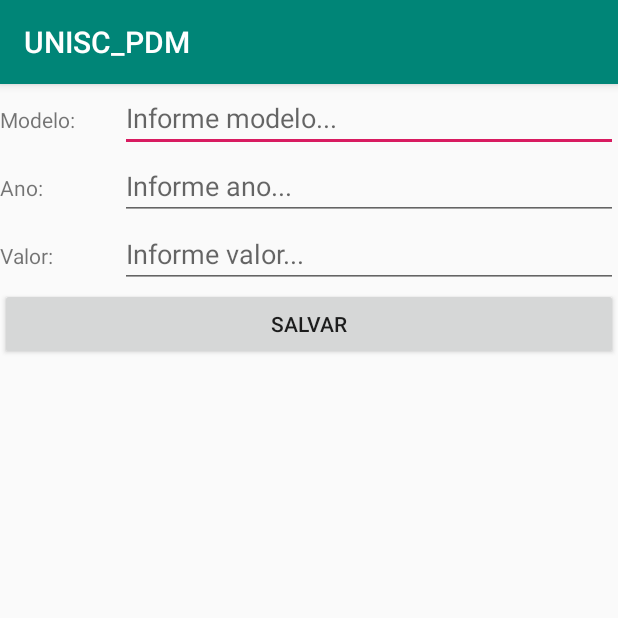
After one commit to fhorn-fhorn/UNISC_PDM, an Android app: the Aula9AddActivity screen opened directly, with no data from a screen before it, on a phone screen of 412 x 824 dp, the top half of it. The commit adds this screen. Run offline under Robolectric (Android 15) with nearby library versions, the phone set to English and light mode, and no system bars.

```diff
--- a/app/src/main/AndroidManifest.xml
+++ b/app/src/main/AndroidManifest.xml
@@ -14,7 +14,11 @@
         android:roundIcon="@mipmap/ic_launcher_round"
         android:supportsRtl="true"
         android:theme="@style/AppTheme">
-        <activity android:name=".Aula8CEPActivity"></activity>
+        <activity android:name=".Aula9LoginActivity"></activity>
+        <activity android:name=".Aula9UpdateDeleteActivity" />
+        <activity android:name=".Aula9AddActivity" />
+        <activity android:name=".Aula9MainActivity" />
+        <activity android:name=".Aula8CEPActivity" />
         <activity android:name=".DesafioMainActivity" />
         <activity android:name=".RevisaoProvaIDadosAlunosActivity" />
         <activity android:name=".RevisaoProvaIMainActivity" />
--- /dev/null
+++ b/app/src/main/java/com/m35725/unisc_pdm/Aula9AddActivity.java
@@ -0,0 +1,54 @@
+package com.m35725.unisc_pdm;
+
+import androidx.appcompat.app.AppCompatActivity;
+
+import android.content.ContentValues;
+import android.database.sqlite.SQLiteDatabase;
+import android.os.Bundle;
+import android.view.View;
+import android.widget.EditText;
+import android.widget.Toast;
+
+public class Aula9AddActivity extends AppCompatActivity {
+
+    private DatabaseHelper helper;
+    private EditText edtTextModelo, edtTextAno, edtTextValor;
+
+    @Override
+    protected void onCreate(Bundle savedInstanceState) {
+        super.onCreate(savedInstanceState);
+        setContentView(R.layout.activity_aula9_add);
+
+        edtTextModelo= (EditText) findViewById(R.id.EdtViewAula9AddModelo);
+        edtTextAno= (EditText) findViewById(R.id.EdtViewAula9AddAno);
+        edtTextValor= (EditText) findViewById(R.id.EdtViewAula9AddValor);
+
+        helper= new DatabaseHelper(this);
+
+    }
+
+    @Override
+    protected void onDestroy(){
+        helper.close();
+        super.onDestroy();
+    }
+
+    public void btnAula9AddSalvarOnClick(View view) {
+        SQLiteDatabase db= helper.getWritableDatabase();
+        ContentValues values= new ContentValues();
+        values.put("modelo", edtTextModelo.getText().toString());
+        values.put("ano", edtTextAno.getText().toString());
+        values.put("valor", Double.parseDouble(edtTextValor.getText().toString()));
+        long resultado= db.insert("carro", null, values);
+        if( resultado != -1 ){
+            Toast.makeText(this, "Registro salvo com sucesso (id:" +
+                    String.valueOf(resultado) + ").", Toast.LENGTH_SHORT).show();
+            edtTextModelo.setText(null);
+            edtTextAno.setText(null);
+            edtTextValor.setText(null);
+        }else{
+            Toast.makeText(this, "Erro ao salvar registro!",
+                    Toast.LENGTH_SHORT).show();
+        }
+    }
+}
--- /dev/null
+++ b/app/src/main/java/com/m35725/unisc_pdm/DatabaseHelper.java
@@ -0,0 +1,26 @@
+package com.m35725.unisc_pdm;
+
+import android.content.Context;
+import android.database.sqlite.SQLiteDatabase;
+import android.database.sqlite.SQLiteOpenHelper;
+
+public class DatabaseHelper extends SQLiteOpenHelper {
+
+    private static final String NOME_BANCO_DADOS = "Aula9_Revenda";
+    private static int VERSAO = 1;
+
+    public DatabaseHelper(Context context){
+        super(context, NOME_BANCO_DADOS, null, VERSAO);
+    }
+
+    @Override
+    public void onCreate(SQLiteDatabase db){
+        db.execSQL("CREATE TABLE carro (id INTEGER PRIMARY KEY AUTOINCREMENT NOT NULL, modelo TEXT, ano TEXT, valor DOUBLE);");
+    }
+
+    @Override
+    public void onUpgrade(SQLiteDatabase db, int oldVersion, int newVersion){
+        db.execSQL("DROP TABLE IF EXISTS carro");
+    }
+
+}
--- /dev/null
+++ b/app/src/main/res/layout/activity_aula9_add.xml
@@ -0,0 +1,72 @@
+<?xml version="1.0" encoding="utf-8"?>
+<LinearLayout xmlns:android="http://schemas.android.com/apk/res/android"
+    xmlns:app="http://schemas.android.com/apk/res-auto"
+    xmlns:tools="http://schemas.android.com/tools"
+    android:layout_width="match_parent"
+    android:layout_height="match_parent"
+    android:orientation="vertical"
+    tools:context=".Aula9AddActivity">
+
+    <LinearLayout
+        android:layout_width="match_parent"
+        android:layout_height="wrap_content"
+        android:orientation="horizontal"
+        >
+        <TextView
+            android:layout_width="80dp"
+            android:layout_height="wrap_content"
+            android:text="@string/TxtViewAula9AddModelo"
+            />
+        <EditText
+            android:layout_width="match_parent"
+            android:layout_height="wrap_content"
+            android:hint="@string/EdtViewAula9AddModelo"
+            android:id="@+id/EdtViewAula9AddModelo"
+            />
+    </LinearLayout>
+
+    <LinearLayout
+        android:layout_width="match_parent"
+        android:layout_height="wrap_content"
+        android:orientation="horizontal"
+        >
+        <TextView
+            android:layout_width="80dp"
+            android:layout_height="wrap_content"
+            android:text="@string/TxtViewAula9AddAno"
+            />
+        <EditText
+            android:layout_width="match_parent"
+            android:layout_height="wrap_content"
+            android:hint="@string/EdtViewAula9AddAno"
+            android:id="@+id/EdtViewAula9AddAno"
+            />
+    </LinearLayout>
+
+    <LinearLayout
+        android:layout_width="match_parent"
+        android:layout_height="wrap_content"
+        android:orientation="horizontal"
+        >
+        <TextView
+            android:layout_width="80dp"
+            android:layout_height="wrap_content"
+            android:text="@string/TxtViewAula9AddValor"
+            />
+        <EditText
+            android:layout_width="match_parent"
+            android:layout_height="wrap_content"
+            android:hint="@string/EdtViewAula9AddValor"
+            android:id="@+id/EdtViewAula9AddValor"
+            />
+    </LinearLayout>
+
+    <Button
+        android:layout_width="match_parent"
+        android:layout_height="wrap_content"
+        android:text="@string/btnAula9AddSalvar"
+        android:id="@+id/btnAula9AddSalvar"
+        android:onClick="btnAula9AddSalvarOnClick"
+        />
+
+</LinearLayout>
--- a/app/src/main/res/values/strings.xml
+++ b/app/src/main/res/values/strings.xml
@@ -93,4 +93,32 @@
     <string name="txtViewAula8MediaPontosOrvalho">Média ponto orvalho:</string>
     <string name="txtViewAula8MediaPressao">Média pressão:</string>
 
+    <string name="TxtViewAula9Ano">Ano:</string>
+    <string name="EdtViewAula9Ano">2018</string>
+    <string name="btnAula9Buscar">BUSCAR</string>
+    <string name="btnAula9Adicionar">ADICIONAR</string>
+
+    <string name="TxtViewAula9AddModelo">Modelo:</string>
+    <string name="EdtViewAula9AddModelo">Informe modelo...</string>
+    <string name="TxtViewAula9AddAno">Ano:</string>
+    <string name="EdtViewAula9AddAno">Informe ano...</string>
+    <string name="TxtViewAula9AddValor">Valor:</string>
+    <string name="EdtViewAula9AddValor">Informe valor...</string>
+    <string name="btnAula9AddSalvar">SALVAR</string>
+
+    <string name="TxtViewAula9UpdateDeleteModelo">Modelo:</string>
+    <string name="EdtViewAula9UpdateDeleteModelo">Informe modelo...</string>
+    <string name="TxtViewAula9UpdateDeleteAno">Ano:</string>
+    <string name="EdtViewAula9UpdateDeleteAno">Informe ano...</string>
+    <string name="TxtViewAula9UpdateDeleteValor">Valor:</string>
+    <string name="EdtViewAula9UpdateDeleteValor">Informe valor...</string>
+    <string name="btnAula9UpdateDeleteExcluir">EXCLUIR</string>
+    <string name="btnAula9UpdateDeleteAtualizar">ATUALIZAR</string>
+
+    <string name="txtViewAula9LoginUsuario">Usuário:</string>
+    <string name="edtTextAula9LoginUsuario">Informe usuário...</string>
+    <string name="txtViewAula9LoginSenha">Senha:</string>
+    <string name="edtTextAula9LoginSenha">Informe senha...</string>
+    <string name="btnAula9Login">LOGIN</string>
+
 </resources>
```
Also changed, not shown: app/src/main/java/com/m35725/unisc_pdm/Aula9LoginActivity.java (added, +35 -0 lines), app/src/main/java/com/m35725/unisc_pdm/Aula9MainActivity.java (added, +120 -0 lines), app/src/main/java/com/m35725/unisc_pdm/Aula9UpdateDeleteActivity.java (added, +90 -0 lines), app/src/main/java/com/m35725/unisc_pdm/MainActivity.java (+19 -0 lines), app/src/main/res/layout/activity_aula9_main.xml (added, +58 -0 lines), app/src/main/res/layout/activity_aula9_update_delete.xml (added, +89 -0 lines), app/src/main/res/layout/activity_main.xml (+27 -5 lines), app/src/main/res/layout/aula9_listagem_carros.xml (added, +52 -0 lines), app/src/main/res/menu/aula9_menu_main_activity.xml (added, +7 -0 lines).
